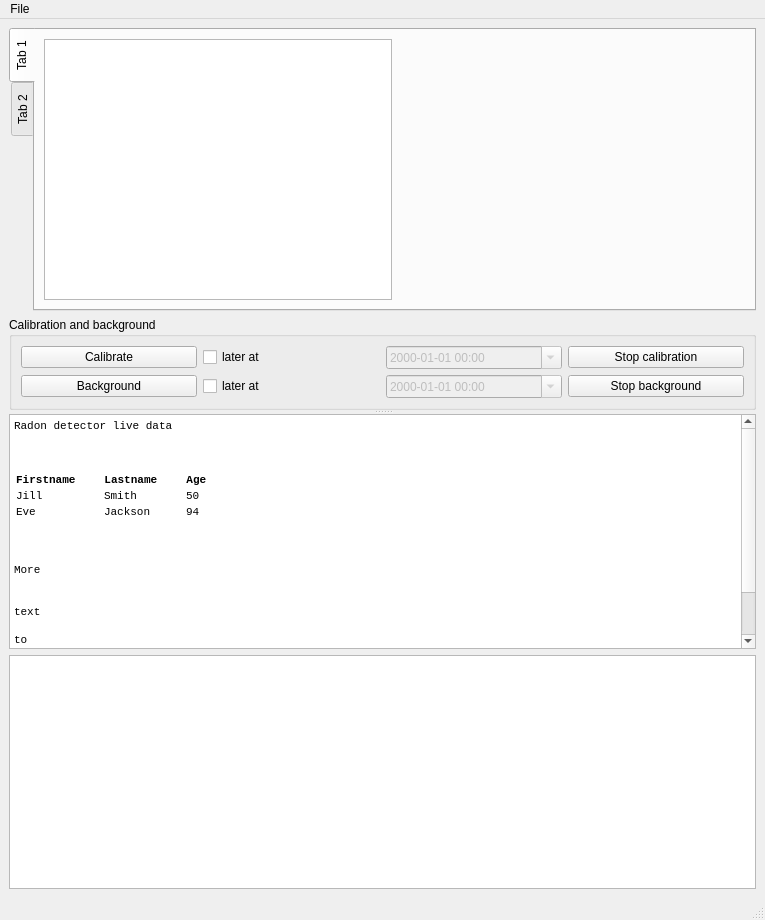
The window that ui/main_window.ui (anstoradonlab/radon-monitor-gui) describes before a commit, drawn with Qt 5.
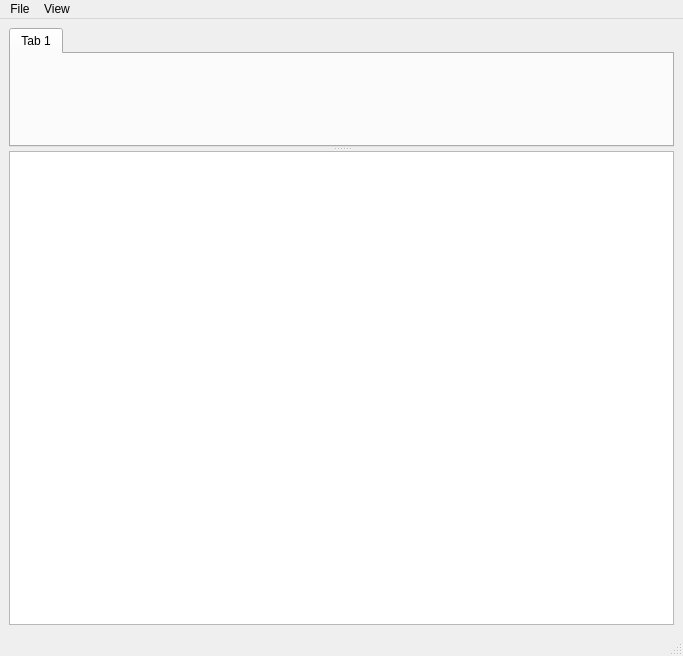
The same window after the commit. Custom widgets are drawn as their Qt base class.

```diff
--- a/ui/main_window.ui
+++ b/ui/main_window.ui
@@ -6,8 +6,8 @@
    <rect>
     <x>0</x>
     <y>0</y>
-    <width>765</width>
-    <height>920</height>
+    <width>683</width>
+    <height>656</height>
    </rect>
   </property>
   <property name="windowTitle">
@@ -27,8 +27,11 @@
           <property name="enabled">
            <bool>true</bool>
           </property>
+          <property name="layoutDirection">
+           <enum>Qt::LeftToRight</enum>
+          </property>
           <property name="tabPosition">
-           <enum>QTabWidget::West</enum>
+           <enum>QTabWidget::North</enum>
           </property>
           <property name="currentIndex">
            <number>0</number>
@@ -37,167 +40,14 @@
            <attribute name="title">
             <string>Tab 1</string>
            </attribute>
-           <layout class="QHBoxLayout" name="horizontalLayout_2">
-            <item>
-             <widget class="QTableView" name="pastDataTableView"/>
-            </item>
-            <item>
-             <widget class="PlotWidget" name="graph_widget" native="true">
-              <property name="sizePolicy">
-               <sizepolicy hsizetype="Expanding" vsizetype="Expanding">
-                <horstretch>0</horstretch>
-                <verstretch>0</verstretch>
-               </sizepolicy>
-              </property>
-             </widget>
-            </item>
-           </layout>
+           <layout class="QHBoxLayout" name="horizontalLayout_2"/>
           </widget>
-          <widget class="QWidget" name="tab_2">
-           <attribute name="title">
-            <string>Tab 2</string>
-           </attribute>
-           <layout class="QHBoxLayout" name="horizontalLayout"/>
-          </widget>
-         </widget>
-        </item>
-        <item>
-         <widget class="QGroupBox" name="groupBox">
-          <property name="title">
-           <string>Calibration and background</string>
-          </property>
-          <layout class="QGridLayout" name="gridLayout_2">
-           <item row="1" column="2">
-            <widget class="QDateTimeEdit" name="bgDateTimeEdit">
-             <property name="enabled">
-              <bool>false</bool>
-             </property>
-             <property name="displayFormat">
-              <string>yyyy-MM-dd hh:mm</string>
-             </property>
-             <property name="calendarPopup">
-              <bool>true</bool>
-             </property>
-            </widget>
-           </item>
-           <item row="0" column="0">
-            <widget class="QPushButton" name="calibrateButton">
-             <property name="text">
-              <string>Calibrate</string>
-             </property>
-            </widget>
-           </item>
-           <item row="0" column="2">
-            <widget class="QDateTimeEdit" name="calDateTimeEdit">
-             <property name="enabled">
-              <bool>false</bool>
-             </property>
-             <property name="displayFormat">
-              <string>yyyy-MM-dd hh:mm</string>
-             </property>
-             <property name="calendarPopup">
-              <bool>true</bool>
-             </property>
-            </widget>
-           </item>
-           <item row="1" column="0">
-            <widget class="QPushButton" name="backgroundButton">
-             <property name="text">
-              <string>Background</string>
-             </property>
-            </widget>
-           </item>
-           <item row="0" column="1">
-            <widget class="QCheckBox" name="calCheckBox">
-             <property name="text">
-              <string>later at</string>
-             </property>
-            </widget>
-           </item>
-           <item row="1" column="1">
-            <widget class="QCheckBox" name="bgCheckBox">
-             <property name="text">
-              <string>later at</string>
-             </property>
-            </widget>
-           </item>
-           <item row="0" column="3">
-            <widget class="QPushButton" name="stopCalPushButton">
-             <property name="text">
-              <string>Stop calibration</string>
-             </property>
-            </widget>
-           </item>
-           <item row="1" column="3">
-            <widget class="QPushButton" name="stopBgPushButton">
-             <property name="text">
-              <string>Stop background</string>
-             </property>
-            </widget>
-           </item>
-          </layout>
          </widget>
         </item>
        </layout>
       </widget>
       <widget class="QWidget" name="layoutWidget">
        <layout class="QVBoxLayout" name="verticalLayout">
-        <item>
-         <widget class="QTextEdit" name="livedataArea">
-          <property name="font">
-           <font>
-            <family>Monospace</family>
-           </font>
-          </property>
-          <property name="html">
-           <string>&lt;!DOCTYPE HTML PUBLIC &quot;-//W3C//DTD HTML 4.0//EN&quot; &quot;http://www.w3.org/TR/REC-html40/strict.dtd&quot;&gt;
-&lt;html&gt;&lt;head&gt;&lt;meta name=&quot;qrichtext&quot; content=&quot;1&quot; /&gt;&lt;style type=&quot;text/css&quot;&gt;
-p, li { white-space: pre-wrap; }
-&lt;/style&gt;&lt;/head&gt;&lt;body style=&quot; font-family:'Monospace'; font-size:9pt; font-weight:400; font-style:normal;&quot;&gt;
-&lt;p style=&quot; margin-top:12px; margin-bottom:12px; margin-left:0px; margin-right:0px; -qt-block-indent:0; text-indent:0px;&quot;&gt;&lt;span style=&quot; font-family:'MS Shell Dlg 2'; font-size:8pt;&quot;&gt;Radon detector live data&lt;/span&gt;&lt;/p&gt;
-&lt;p style=&quot;-qt-paragraph-type:empty; margin-top:12px; margin-bottom:12px; margin-left:0px; margin-right:0px; -qt-block-indent:0; text-indent:0px; font-family:'MS Shell Dlg 2'; font-size:8pt;&quot;&gt;&lt;br /&gt;&lt;/p&gt;
-&lt;p style=&quot;-qt-paragraph-type:empty; margin-top:12px; margin-bottom:12px; margin-left:0px; margin-right:0px; -qt-block-indent:0; text-indent:0px; font-family:'MS Shell Dlg 2'; font-size:8pt;&quot;&gt;&lt;br /&gt;&lt;/p&gt;
-&lt;table border=&quot;0&quot; style=&quot; margin-top:0px; margin-bottom:0px; margin-left:0px; margin-right:0px;&quot; cellspacing=&quot;2&quot; cellpadding=&quot;0&quot;&gt;
-&lt;tr&gt;
-&lt;td&gt;
-&lt;p align=&quot;center&quot; style=&quot; margin-top:0px; margin-bottom:0px; margin-left:0px; margin-right:0px; -qt-block-indent:0; text-indent:0px;&quot;&gt;&lt;span style=&quot; font-family:'MS Shell Dlg 2'; font-size:8.25pt; font-weight:600;&quot;&gt;Firstname&lt;/span&gt;&lt;span style=&quot; font-family:'MS Shell Dlg 2'; font-size:8.25pt;&quot;&gt;    &lt;/span&gt;&lt;/p&gt;&lt;/td&gt;
-&lt;td&gt;
-&lt;p align=&quot;center&quot; style=&quot; margin-top:0px; margin-bottom:0px; margin-left:0px; margin-right:0px; -qt-block-indent:0; text-indent:0px;&quot;&gt;&lt;span style=&quot; font-family:'MS Shell Dlg 2'; font-size:8.25pt; font-weight:600;&quot;&gt;Lastname&lt;/span&gt;&lt;span style=&quot; font-family:'MS Shell Dlg 2'; font-size:8.25pt;&quot;&gt;    &lt;/span&gt;&lt;/p&gt;&lt;/td&gt;
-&lt;td&gt;
-&lt;p align=&quot;center&quot; style=&quot; margin-top:0px; margin-bottom:0px; margin-left:0px; margin-right:0px; -qt-block-indent:0; text-indent:0px;&quot;&gt;&lt;span style=&quot; font-family:'MS Shell Dlg 2'; font-size:8.25pt; font-weight:600;&quot;&gt;Age&lt;/span&gt;&lt;span style=&quot; font-family:'MS Shell Dlg 2'; font-size:8.25pt;&quot;&gt;    &lt;/span&gt;&lt;/p&gt;&lt;/td&gt;&lt;/tr&gt;
-&lt;tr&gt;
-&lt;td&gt;
-&lt;p style=&quot; margin-top:0px; margin-bottom:0px; margin-left:0px; margin-right:0px; -qt-block-indent:0; text-indent:0px;&quot;&gt;&lt;span style=&quot; font-family:'MS Shell Dlg 2'; font-size:8.25pt;&quot;&gt;Jill    &lt;/span&gt;&lt;/p&gt;&lt;/td&gt;
-&lt;td&gt;
-&lt;p style=&quot; margin-top:0px; margin-bottom:0px; margin-left:0px; margin-right:0px; -qt-block-indent:0; text-indent:0px;&quot;&gt;&lt;span style=&quot; font-family:'MS Shell Dlg 2'; font-size:8.25pt;&quot;&gt;Smith    &lt;/span&gt;&lt;/p&gt;&lt;/td&gt;
-&lt;td&gt;
-&lt;p style=&quot; margin-top:0px; margin-bottom:0px; margin-left:0px; margin-right:0px; -qt-block-indent:0; text-indent:0px;&quot;&gt;&lt;span style=&quot; font-family:'MS Shell Dlg 2'; font-size:8.25pt;&quot;&gt;50    &lt;/span&gt;&lt;/p&gt;&lt;/td&gt;&lt;/tr&gt;
-&lt;tr&gt;
-&lt;td&gt;
-&lt;p style=&quot; margin-top:0px; margin-bottom:0px; margin-left:0px; margin-right:0px; -qt-block-indent:0; text-indent:0px;&quot;&gt;&lt;span style=&quot; font-family:'MS Shell Dlg 2'; font-size:8.25pt;&quot;&gt;Eve    &lt;/span&gt;&lt;/p&gt;&lt;/td&gt;
-&lt;td&gt;
-&lt;p style=&quot; margin-top:0px; margin-bottom:0px; margin-left:0px; margin-right:0px; -qt-block-indent:0; text-indent:0px;&quot;&gt;&lt;span style=&quot; font-family:'MS Shell Dlg 2'; font-size:8.25pt;&quot;&gt;Jackson    &lt;/span&gt;&lt;/p&gt;&lt;/td&gt;
-&lt;td&gt;
-&lt;p style=&quot; margin-top:0px; margin-bottom:0px; margin-left:0px; margin-right:0px; -qt-block-indent:0; text-indent:0px;&quot;&gt;&lt;span style=&quot; font-family:'MS Shell Dlg 2'; font-size:8.25pt;&quot;&gt;94  &lt;/span&gt;&lt;/p&gt;&lt;/td&gt;&lt;/tr&gt;&lt;/table&gt;
-&lt;p style=&quot;-qt-paragraph-type:empty; margin-top:0px; margin-bottom:0px; margin-left:0px; margin-right:0px; -qt-block-indent:0; text-indent:0px; font-family:'MS Shell Dlg 2'; font-size:8pt;&quot;&gt;&lt;br /&gt;&lt;/p&gt;
-&lt;p style=&quot;-qt-paragraph-type:empty; margin-top:0px; margin-bottom:0px; margin-left:0px; margin-right:0px; -qt-block-indent:0; text-indent:0px; font-family:'MS Shell Dlg 2'; font-size:8pt;&quot;&gt;&lt;br /&gt;&lt;/p&gt;
-&lt;p style=&quot;-qt-paragraph-type:empty; margin-top:0px; margin-bottom:0px; margin-left:0px; margin-right:0px; -qt-block-indent:0; text-indent:0px; font-family:'MS Shell Dlg 2'; font-size:8pt;&quot;&gt;&lt;br /&gt;&lt;/p&gt;
-&lt;p style=&quot; margin-top:0px; margin-bottom:0px; margin-left:0px; margin-right:0px; -qt-block-indent:0; text-indent:0px;&quot;&gt;&lt;span style=&quot; font-family:'MS Shell Dlg 2'; font-size:8pt;&quot;&gt;More&lt;/span&gt;&lt;/p&gt;
-&lt;p style=&quot;-qt-paragraph-type:empty; margin-top:0px; margin-bottom:0px; margin-left:0px; margin-right:0px; -qt-block-indent:0; text-indent:0px; font-family:'MS Shell Dlg 2'; font-size:8pt;&quot;&gt;&lt;br /&gt;&lt;/p&gt;
-&lt;p style=&quot;-qt-paragraph-type:empty; margin-top:0px; margin-bottom:0px; margin-left:0px; margin-right:0px; -qt-block-indent:0; text-indent:0px; font-family:'MS Shell Dlg 2'; font-size:8pt;&quot;&gt;&lt;br /&gt;&lt;/p&gt;
-&lt;p style=&quot; margin-top:0px; margin-bottom:0px; margin-left:0px; margin-right:0px; -qt-block-indent:0; text-indent:0px;&quot;&gt;&lt;span style=&quot; font-family:'MS Shell Dlg 2'; font-size:8pt;&quot;&gt;text&lt;/span&gt;&lt;/p&gt;
-&lt;p style=&quot;-qt-paragraph-type:empty; margin-top:0px; margin-bottom:0px; margin-left:0px; margin-right:0px; -qt-block-indent:0; text-indent:0px; font-family:'MS Shell Dlg 2'; font-size:8pt;&quot;&gt;&lt;br /&gt;&lt;/p&gt;
-&lt;p style=&quot; margin-top:0px; margin-bottom:0px; margin-left:0px; margin-right:0px; -qt-block-indent:0; text-indent:0px;&quot;&gt;&lt;span style=&quot; font-family:'MS Shell Dlg 2'; font-size:8pt;&quot;&gt;to&lt;/span&gt;&lt;/p&gt;
-&lt;p style=&quot;-qt-paragraph-type:empty; margin-top:0px; margin-bottom:0px; margin-left:0px; margin-right:0px; -qt-block-indent:0; text-indent:0px; font-family:'MS Shell Dlg 2'; font-size:8pt;&quot;&gt;&lt;br /&gt;&lt;/p&gt;
-&lt;p style=&quot; margin-top:0px; margin-bottom:0px; margin-left:0px; margin-right:0px; -qt-block-indent:0; text-indent:0px;&quot;&gt;&lt;span style=&quot; font-family:'MS Shell Dlg 2'; font-size:8pt;&quot;&gt;show&lt;/span&gt;&lt;/p&gt;
-&lt;p style=&quot;-qt-paragraph-type:empty; margin-top:0px; margin-bottom:0px; margin-left:0px; margin-right:0px; -qt-block-indent:0; text-indent:0px; font-family:'MS Shell Dlg 2'; font-size:8pt;&quot;&gt;&lt;br /&gt;&lt;/p&gt;
-&lt;p style=&quot; margin-top:0px; margin-bottom:0px; margin-left:0px; margin-right:0px; -qt-block-indent:0; text-indent:0px;&quot;&gt;&lt;span style=&quot; font-family:'MS Shell Dlg 2'; font-size:8pt;&quot;&gt;scrollbar&lt;/span&gt;&lt;/p&gt;&lt;/body&gt;&lt;/html&gt;</string>
-          </property>
-          <property name="textInteractionFlags">
-           <set>Qt::TextSelectableByKeyboard|Qt::TextSelectableByMouse</set>
-          </property>
-         </widget>
-        </item>
         <item>
          <widget class="QPlainTextEdit" name="logArea">
           <property name="font">
@@ -218,7 +68,7 @@
     <rect>
      <x>0</x>
      <y>0</y>
-     <width>765</width>
+     <width>683</width>
      <height>20</height>
     </rect>
    </property>
@@ -230,7 +80,14 @@
     <addaction name="separator"/>
     <addaction name="actionQuit"/>
    </widget>
+   <widget class="QMenu" name="menuView">
+    <property name="title">
+     <string>View</string>
+    </property>
+    <addaction name="actionViewCalibration"/>
+   </widget>
    <addaction name="menuFile"/>
+   <addaction name="menuView"/>
   </widget>
   <widget class="QStatusBar" name="statusbar"/>
   <action name="actionLoad_Configuration">
@@ -244,14 +101,6 @@
    </property>
   </action>
  </widget>
- <customwidgets>
-  <customwidget>
-   <class>PlotWidget</class>
-   <extends>QWidget</extends>
-   <header>pyqtgraph</header>
-   <container>1</container>
-  </customwidget>
- </customwidgets>
  <resources/>
  <connections/>
 </ui>
```
Left out of the diff: 11 changed lines with no effect on the pictures.
